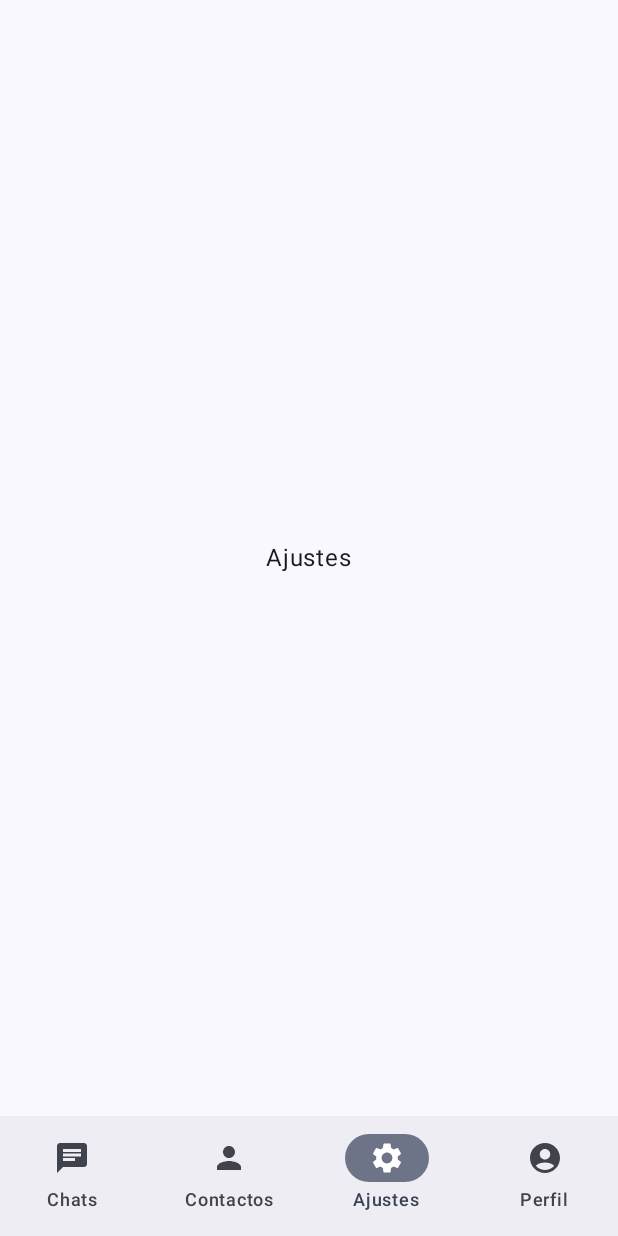
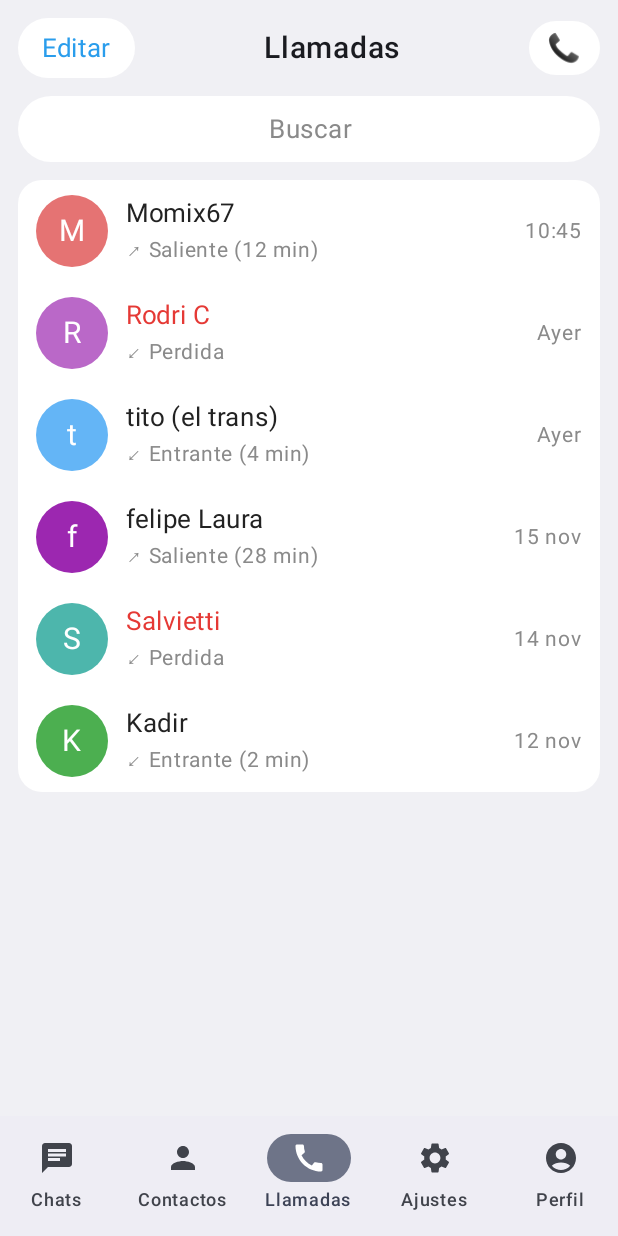
Before and after one commit to ernesto-24/equipo-3-telegram, an Android app built with Jetpack Compose: the screen it shows after launch (MainActivity), item 3 of the bottom bar chosen, on a phone screen of 412 x 824 dp. Run offline under Robolectric (Android 15) with nearby library versions, the phone set to English and light mode, and no system bars.

Commit message:
hola avance pewros en un rato mando en completo besos

```diff
--- a/app/src/main/java/com/example/telegram/MainActivity.kt
+++ b/app/src/main/java/com/example/telegram/MainActivity.kt
@@ -24,6 +24,7 @@ import androidx.compose.ui.tooling.preview.Preview
 import kotlinx.coroutines.launch
 import com.example.telegram.ui.screens.ChatsScreen
 import com.example.telegram.ui.screens.ContactsScreen
+import com.example.telegram.ui.screens.CallsScreen
 import com.example.telegram.ui.screens.ProfileScreen
 import com.example.telegram.ui.screens.SettingsScreen
 import com.example.telegram.ui.theme.TelegramTheme
@@ -58,6 +59,7 @@ class MainActivity : ComponentActivity() {
 private enum class Tab(@StringRes val label: Int, @DrawableRes val icon: Int) {
     CHATS(R.string.tab_chats, R.drawable.ic_tab_chats),
     CONTACTS(R.string.tab_contacts, R.drawable.ic_tab_contacts),
+    CALLS(R.string.tab_calls, R.drawable.ic_tab_calls),
     SETTINGS(R.string.tab_settings, R.drawable.ic_tab_settings),
     PROFILE(R.string.tab_profile, R.drawable.ic_tab_profile),
 }
@@ -91,10 +93,11 @@ fun MainPager() {
                 .padding(innerPadding)
         ) { page ->
             when (page) {
-                0 -> ChatsScreen()     // Pantalla de Chats     → ui/screens/ChatsScreen.kt
-                1 -> ContactsScreen()  // Pantalla de Contactos → ui/screens/ContactsScreen.kt
-                2 -> SettingsScreen()  // Pantalla de Ajustes   → ui/screens/SettingsScreen.kt
-                3 -> ProfileScreen("Ernesto Berthon", true, "+591 7(7) 544385")   // Pantalla de Perfil    → ui/screens/ProfileScreen.kt
+                0 -> ChatsScreen()
+                1 -> ContactsScreen()
+                2 -> CallsScreen()
+                3 -> SettingsScreen()
+                4 -> ProfileScreen("Ernesto Berthon", true, "+591 7(7) 544385")
             }
         }
     }
--- a/app/src/main/java/com/example/telegram/ui/screens/CallsScreen.kt
+++ b/app/src/main/java/com/example/telegram/ui/screens/CallsScreen.kt
@@ -1,6 +1,7 @@
 package com.example.telegram.ui.screens
 
 import androidx.compose.foundation.background
+import androidx.compose.foundation.layout.Box
 import androidx.compose.foundation.layout.Column
 import androidx.compose.foundation.layout.Row
 import androidx.compose.foundation.layout.Spacer
@@ -8,6 +9,8 @@ import androidx.compose.foundation.layout.fillMaxSize
 import androidx.compose.foundation.layout.fillMaxWidth
 import androidx.compose.foundation.layout.height
 import androidx.compose.foundation.layout.padding
+import androidx.compose.foundation.layout.size
+import androidx.compose.foundation.layout.width
 import androidx.compose.foundation.rememberScrollState
 import androidx.compose.foundation.shape.CircleShape
 import androidx.compose.foundation.verticalScroll
@@ -24,7 +27,8 @@ import com.example.telegram.ui.theme.AzulTelegram
 import com.example.telegram.ui.theme.FondoPerfil
 import com.example.telegram.ui.theme.GrisMedio
 import com.example.telegram.ui.theme.TelegramTheme
-
+import com.example.telegram.ui.theme.TextoPrincipal
+import androidx.compose.ui.graphics.Color
 @Composable
 fun CallsScreen(modifier: Modifier = Modifier) {
     Column(
@@ -76,6 +80,65 @@ fun CallsScreen(modifier: Modifier = Modifier) {
                 .tarjeta(forma = CircleShape)
                 .padding(vertical = 10.dp)
         )
+        Spacer(Modifier.height(12.dp))
+
+        // Lista de llamadas en una tarjeta blanca
+        Column(modifier = Modifier.tarjeta()) {
+            FilaLlamada("Momix67", "↗ Saliente (12 min)", "10:45", Color(0xFFE57373))
+            FilaLlamada("Rodri C", "↙ Perdida", "Ayer", Color(0xFFBA68C8), esPerdida = true)
+            FilaLlamada("tito (el trans)", "↙ Entrante (4 min)", "Ayer", Color(0xFF64B5F6))
+            FilaLlamada("felipe Laura", "↗ Saliente (28 min)", "15 nov", Color(0xFF9C27B0))
+            FilaLlamada("Salvietti", "↙ Perdida", "14 nov", Color(0xFF4DB6AC), esPerdida = true)
+            FilaLlamada("Kadir", "↙ Entrante (2 min)", "12 nov", Color(0xFF4CAF50))
+        }
+
+        Spacer(Modifier.height(12.dp))
+    }
+}
+@Composable
+fun FilaLlamada(
+    nombre: String,
+    tipoLlamada: String,
+    fecha: String,
+    colorAvatar: Color,
+    esPerdida: Boolean = false
+) {
+    Row(
+        modifier = Modifier
+            .fillMaxWidth()
+            .padding(horizontal = 12.dp, vertical = 10.dp),
+        verticalAlignment = Alignment.CenterVertically
+    ) {
+        Box(
+            modifier = Modifier
+                .size(48.dp)
+                .tarjeta(color = colorAvatar, forma = CircleShape),
+            contentAlignment = Alignment.Center
+        ) {
+            Text(
+                text = nombre.first().toString(),
+                fontSize = 20.sp,
+                color = Color.White
+            )
+        }
+        Spacer(Modifier.width(12.dp))
+        Column(modifier = Modifier.weight(1f)) {
+            Text(
+                text = nombre,
+                fontSize = 17.sp,
+                color = if (esPerdida) Color(0xFFE53935) else TextoPrincipal
+            )
+            Text(
+                text = tipoLlamada,
+                fontSize = 14.sp,
+                color = GrisMedio
+            )
+        }
+        Text(
+            text = fecha,
+            fontSize = 14.sp,
+            color = GrisMedio
+        )
     }
 }
 
--- /dev/null
+++ b/app/src/main/res/drawable/ic_tab_calls.xml
@@ -0,0 +1,20 @@
+<!--
+  ~ Copyright (C) 2026 The Android Open Source Project
+  ~
+  ~ Licensed under the Apache License, Version 2.0 (the "License");
+  ~ you may not use this file except in compliance with the License.
+  ~ You may obtain a copy of the License at
+  ~
+  ~      http://www.apache.org/licenses/LICENSE-2.0
+  ~
+  ~ Unless required by applicable law or agreed to in writing, software
+  ~ distributed under the License is distributed on an "AS IS" BASIS,
+  ~ WITHOUT WARRANTIES OR CONDITIONS OF ANY KIND, either express or implied.
+  ~ See the License for the specific language governing permissions and
+  ~ limitations under the License.
+  -->
+<vector xmlns:android="http://schemas.android.com/apk/res/android" android:height="24dp" android:tint="#000000" android:viewportHeight="24" android:viewportWidth="24" android:width="24dp">
+
+    <path android:fillColor="@android:color/white" android:pathData="M20.01,15.38c-1.23,0 -2.42,-0.2 -3.53,-0.56 -0.35,-0.12 -0.74,-0.03 -1.01,0.24l-1.57,1.97c-2.83,-1.35 -5.48,-3.9 -6.89,-6.83l1.95,-1.66c0.27,-0.28 0.35,-0.67 0.24,-1.02 -0.37,-1.11 -0.56,-2.3 -0.56,-3.53 0,-0.54 -0.45,-0.99 -0.99,-0.99H4.19C3.65,3 3,3.24 3,3.99 3,13.28 10.73,21 20.01,21c0.71,0 0.99,-0.63 0.99,-1.18v-3.45c0,-0.54 -0.45,-0.99 -0.99,-0.99z"/>
+
+</vector>
--- a/app/src/main/res/values/strings.xml
+++ b/app/src/main/res/values/strings.xml
@@ -4,6 +4,7 @@
     <!-- Barra de pestañas inferior -->
     <string name="tab_chats">Chats</string>
     <string name="tab_contacts">Contactos</string>
+    <string name="tab_calls">Llamadas</string>
     <string name="tab_settings">Ajustes</string>
     <string name="tab_profile">Perfil</string>
 </resources>
```
